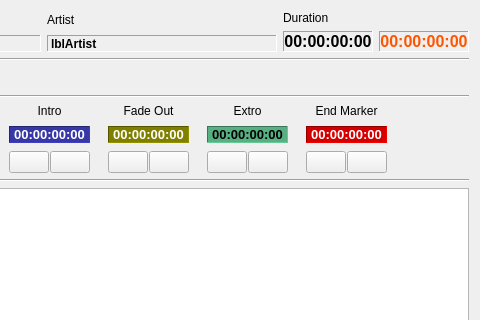
pgathogo/raven, file rave/audiolib/cueeditor/audiowaveform.ui: the form before one commit; both pictures show x 200 to 680 and y 0 to 320 of the 680 by 450 pixel window.
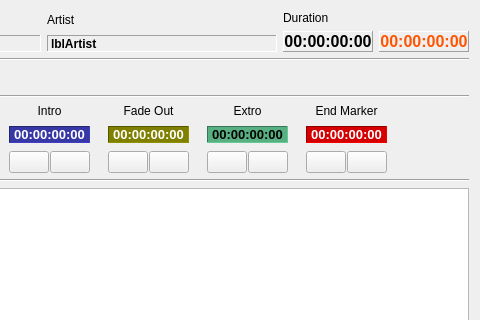
The form after the commit. Icons and pictures are not drawn.

Patch:
```diff
--- a/rave/audiolib/cueeditor/audiowaveform.ui
+++ b/rave/audiolib/cueeditor/audiowaveform.ui
@@ -110,7 +110,7 @@
           <enum>QFrame::Panel</enum>
          </property>
          <property name="frameShadow">
-          <enum>QFrame::Sunken</enum>
+          <enum>QFrame::Raised</enum>
          </property>
          <property name="text">
           <string>00:00:00:00</string>
@@ -147,7 +147,7 @@
           <enum>QFrame::Panel</enum>
          </property>
          <property name="frameShadow">
-          <enum>QFrame::Sunken</enum>
+          <enum>QFrame::Raised</enum>
          </property>
          <property name="text">
           <string>00:00:00:00</string>
```
